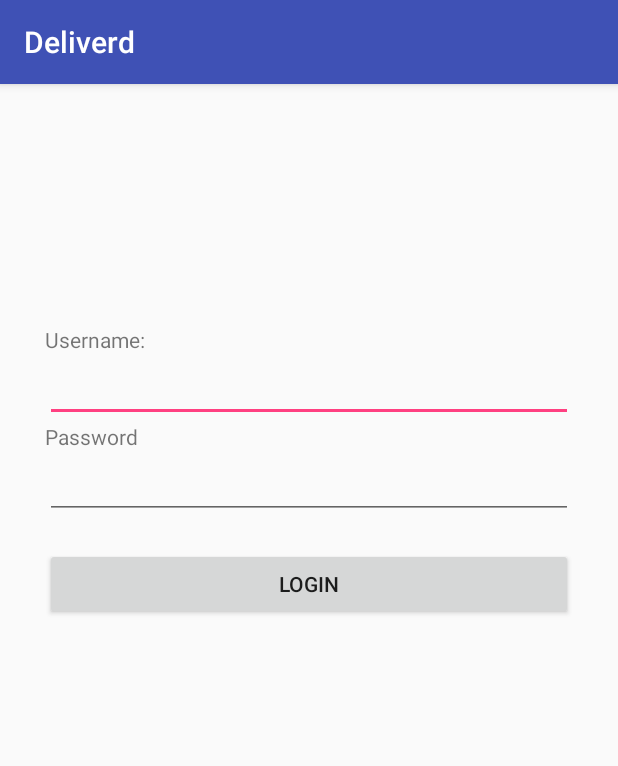
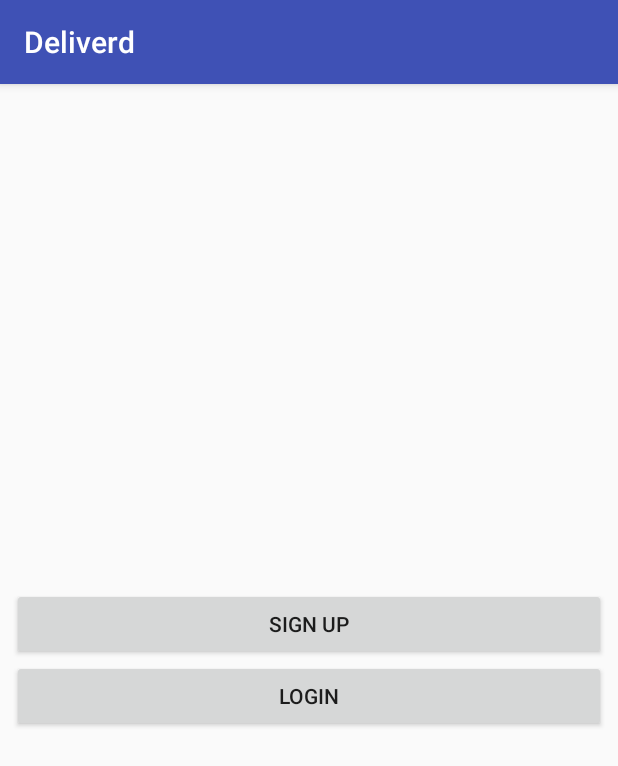
Before and after one commit to Eoghan-K/Deliverd, an Android app: the screen it shows after launch (MainActivity), on a phone screen of 412 x 824 dp. Shown: the top 766 px of the screen. Run offline under Robolectric (Android 15) with nearby library versions, the phone set to English and light mode, and no system bars; libraries missing offline, so code that uses them is left out: com.parse; 7 statements that could not run were skipped.

Commit message:
added sign up functionality

```diff
--- a/app/build.gradle
+++ b/app/build.gradle
@@ -18,6 +18,9 @@ android {
     }
 }
 
+
+
+
 dependencies {
     implementation fileTree(dir: 'libs', include: ['*.jar'])
     implementation 'com.android.support:appcompat-v7:26.1.0'
--- a/app/src/main/java/ie/deliverd/MainActivity.java
+++ b/app/src/main/java/ie/deliverd/MainActivity.java
@@ -1,15 +1,30 @@
 package ie.deliverd;
 
+import android.content.Intent;
 import android.support.v7.app.AppCompatActivity;
 import android.os.Bundle;
+import android.view.View;
+
 import com.parse.ParseAnalytics;
 
 public class MainActivity extends AppCompatActivity {
 
+    Intent intent;
+
+    public void signUp(View view){
+        intent = new Intent(this, Signup.class);
+        startActivity(intent);
+    }
+
+    public void login(View view){
+        intent = new Intent(this, Login.class);
+        startActivity(intent);
+    }
+
     @Override
     protected void onCreate(Bundle savedInstanceState) {
         super.onCreate(savedInstanceState);
-        setContentView(R.layout.login);
+        setContentView(R.layout.activity_main);
 
         ParseAnalytics.trackAppOpenedInBackground(getIntent());
     }
--- /dev/null
+++ b/app/src/main/res/layout/activity_main.xml
@@ -0,0 +1,36 @@
+<?xml version="1.0" encoding="utf-8"?>
+<android.support.constraint.ConstraintLayout
+    xmlns:android="http://schemas.android.com/apk/res/android"
+    xmlns:app="http://schemas.android.com/apk/res-auto"
+    xmlns:tools="http://schemas.android.com/tools"
+    android:layout_width="match_parent"
+    android:layout_height="match_parent">
+
+    <LinearLayout
+        android:layout_width="0dp"
+        android:layout_height="wrap_content"
+        android:layout_marginBottom="8dp"
+        android:layout_marginEnd="8dp"
+        android:layout_marginStart="8dp"
+        android:layout_marginTop="8dp"
+        android:orientation="vertical"
+        app:layout_constraintBottom_toBottomOf="parent"
+        app:layout_constraintEnd_toEndOf="parent"
+        app:layout_constraintStart_toStartOf="parent"
+        app:layout_constraintTop_toTopOf="parent">
+
+        <Button
+            android:id="@+id/signUpBtn"
+            android:layout_width="match_parent"
+            android:layout_height="wrap_content"
+            android:onClick="signUp"
+            android:text="Sign Up" />
+
+        <Button
+            android:id="@+id/LoginBtn"
+            android:layout_width="match_parent"
+            android:layout_height="wrap_content"
+            android:onClick="login"
+            android:text="Login" />
+    </LinearLayout>
+</android.support.constraint.ConstraintLayout>
--- a/app/src/main/res/layout/signup.xml
+++ b/app/src/main/res/layout/activity_signup.xml
@@ -67,7 +67,7 @@
             app:layout_constraintTop_toBottomOf="@+id/usernameFld" />
 
         <Button
-            android:id="@+id/loginBtn"
+            android:id="@+id/signUpBtn"
             android:layout_width="352dp"
             android:layout_height="wrap_content"
             android:layout_marginBottom="17dp"
@@ -75,7 +75,8 @@
             android:layout_marginStart="8dp"
             android:layout_marginTop="20dp"
             android:elevation="0dp"
-            android:text="Login"
+            android:onClick="signUp"
+            android:text="Sign Up"
             app:layout_constraintBottom_toBottomOf="parent"
             app:layout_constraintEnd_toEndOf="parent"
             app:layout_constraintStart_toStartOf="parent"
```
Also changed, not shown: app/src/main/AndroidManifest.xml (+10 -0 lines), app/src/main/java/ie/deliverd/App.java (+15 -15 lines), app/src/main/java/ie/deliverd/Login.java (added, +13 -0 lines), app/src/main/java/ie/deliverd/Signup.java (added, +44 -0 lines), app/src/main/res/layout/activity_login.xml (renamed from app/src/main/res/layout/login.xml).
